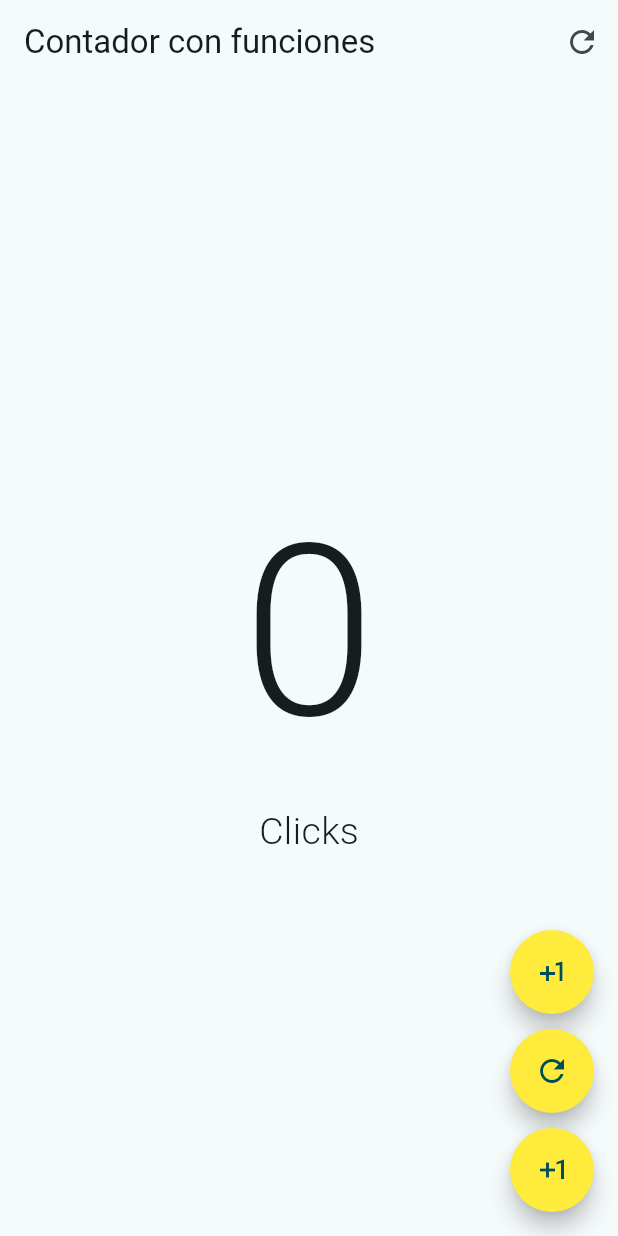
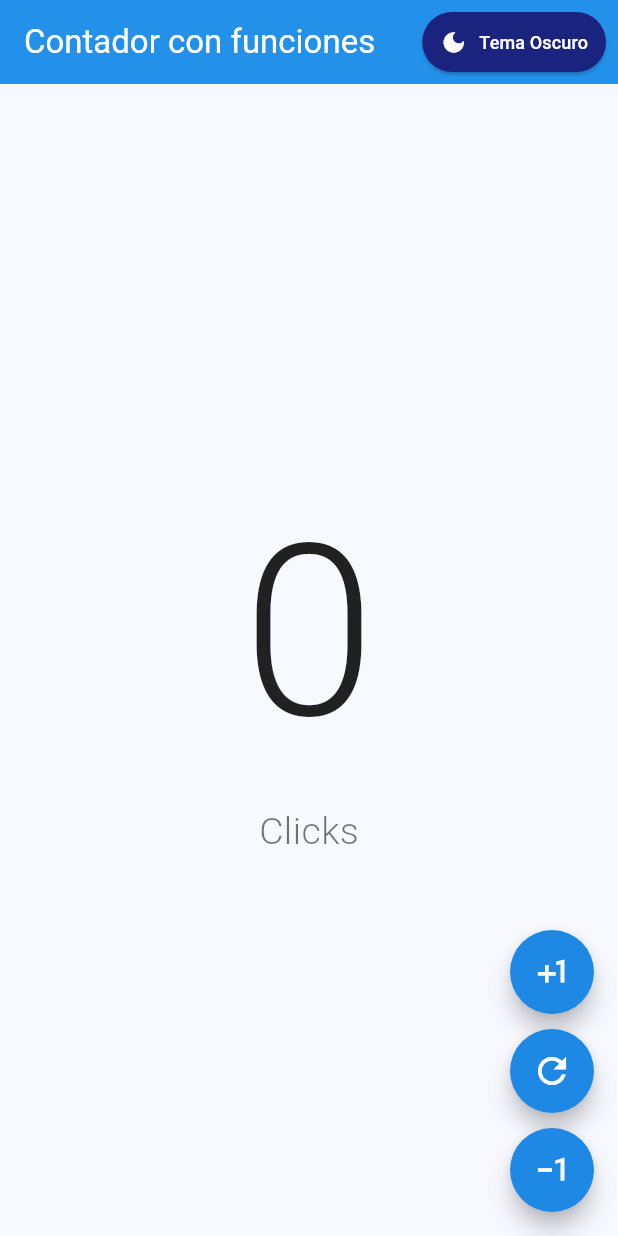
Before and after one commit to richardmijo/pm_f_2025_0510, a Flutter app: the screen it shows after launch, on a phone screen of 412 x 824 dp. Run offline on Flutter 3.47's test engine with Material 3 defaults, Android fonts, the phone set to English and light mode, and no system bars.

Commit message:
cambio temas claro y oscuro

```diff
--- a/semana_03/practica/crorellanaes/lib/main.dart
+++ b/semana_03/practica/crorellanaes/lib/main.dart
@@ -1,23 +1,68 @@
 import 'package:flutter/material.dart';
-
 import 'package:crorellanaes/presentation/screens/counter/counter_fuctions_screen.dart';
+import 'package:crorellanaes/presentation/screens/counter/counter_screen.dart';
 
 void main() {
   runApp(const MyApp());
 }
 
-class MyApp extends StatelessWidget {
+class MyApp extends StatefulWidget {
   const MyApp({super.key});
+
+  @override
+  State<MyApp> createState() => _MyAppState();
+}
+
+class _MyAppState extends State<MyApp> {
+  bool _isDarkMode = false;
+
+  void _toggleTheme() {
+    setState(() {
+      _isDarkMode = !_isDarkMode;
+    });
+  }
 
   @override
   Widget build(BuildContext context) {
     return MaterialApp(
+      title: 'Contador Flutter',
       debugShowCheckedModeBanner: false,
+      themeMode: _isDarkMode ? ThemeMode.dark : ThemeMode.light,
       theme: ThemeData(
         useMaterial3: true,
-        colorSchemeSeed: Colors.grey
+        colorSchemeSeed: Colors.blue,
+        brightness: Brightness.light,
+        appBarTheme: const AppBarTheme(
+          backgroundColor: Colors.blue,
+          foregroundColor: Colors.white,
+          elevation: 4,
+        ),
+        floatingActionButtonTheme: const FloatingActionButtonThemeData(
+          backgroundColor: Colors.blue,
+          foregroundColor: Colors.white,
+        ),
       ),
-      home: CounterFunctionsScreen(),
+      darkTheme: ThemeData(
+        useMaterial3: true,
+        colorSchemeSeed: Colors.blueGrey,
+        brightness: Brightness.dark,
+        appBarTheme: const AppBarTheme(
+          backgroundColor: Colors.blueGrey,
+          foregroundColor: Colors.white,
+          elevation: 4,
+        ),
+        floatingActionButtonTheme: const FloatingActionButtonThemeData(
+          backgroundColor: Colors.blueGrey,
+          foregroundColor: Colors.white,
+        ),
+        scaffoldBackgroundColor: const Color(0xFF121212),
+      ),
+      home: CounterFunctionsScreen(
+        onToggleTheme: _toggleTheme,
+        isDarkMode: _isDarkMode,
+      ),
+      // Para usar CounterScreen, cambia la línea anterior por:
+      // home: CounterScreen(onToggleTheme: _toggleTheme, isDarkMode: _isDarkMode),
     );
   }
 }
--- a/semana_03/practica/crorellanaes/lib/presentation/screens/counter/counter_fuctions_screen.dart
+++ b/semana_03/practica/crorellanaes/lib/presentation/screens/counter/counter_fuctions_screen.dart
@@ -1,7 +1,14 @@
 import 'package:flutter/material.dart';
 
 class CounterFunctionsScreen extends StatefulWidget {
-  const CounterFunctionsScreen({super.key});
+  final VoidCallback onToggleTheme;
+  final bool isDarkMode;
+
+  const CounterFunctionsScreen({
+    super.key,
+    required this.onToggleTheme,
+    required this.isDarkMode,
+  });
 
   @override
   State<CounterFunctionsScreen> createState() => _CounterFunctionsScreenState();
@@ -14,14 +21,32 @@ class _CounterFunctionsScreenState extends State<CounterFunctionsScreen> {
   Widget build(BuildContext context) {
     return Scaffold(
       appBar: AppBar(
-          title: Text("Contador con funciones"),
+        title: const Text("Contador con funciones"),
         actions: [
-            IconButton(
-                onPressed: () {
-                  clickCounter = 0;
-                  setState(() {});
-                },
-                icon: Icon(Icons.refresh)),
+          Container(
+            margin: const EdgeInsets.only(right: 8.0),
+            child: ElevatedButton.icon(
+              onPressed: widget.onToggleTheme,
+              icon: Icon(
+                widget.isDarkMode ? Icons.light_mode : Icons.dark_mode,
+                size: 18,
+              ),
+              label: Text(
+                widget.isDarkMode ? 'Tema Claro' : 'Tema Oscuro',
+                style: const TextStyle(fontSize: 12),
+              ),
+              style: ElevatedButton.styleFrom(
+                backgroundColor: widget.isDarkMode
+                    ? Colors.orange[300]
+                    : Colors.indigo[900],
+                foregroundColor: Colors.white,
+                padding: const EdgeInsets.symmetric(horizontal: 12, vertical: 8),
+                shape: RoundedRectangleBorder(
+                  borderRadius: BorderRadius.circular(20),
+                ),
+              ),
+            ),
+          ),
         ],
       ),
       body: Column(
@@ -30,59 +55,85 @@ class _CounterFunctionsScreenState extends State<CounterFunctionsScreen> {
           Center(
             child: Text(
               '$clickCounter',
-              style: TextStyle(fontSize: 160, fontWeight: FontWeight.w300),
-            )),
+              style: TextStyle(
+                fontSize: 160,
+                fontWeight: FontWeight.w300,
+                color: widget.isDarkMode ? Colors.white : Colors.black87,
+              ),
+            ),
+          ),
           Text(
             'Click${clickCounter == 1 ? '' : 's'}',
-              style: TextStyle(fontSize: 25, fontWeight: FontWeight.w300),
+            style: TextStyle(
+              fontSize: 25,
+              fontWeight: FontWeight.w300,
+              color: widget.isDarkMode ? Colors.white70 : Colors.black54,
+            ),
           )
         ],
       ),
       floatingActionButton: Column(
         mainAxisAlignment: MainAxisAlignment.end,
         children: [
-            CustomButton(icono: Icons.plus_one, onPressed: (){
+          CustomButton(
+            icono: Icons.plus_one,
+            isDarkMode: widget.isDarkMode,
+            onPressed: () {
+              setState(() {
                 clickCounter++;
+              });
+            },
+          ),
+          const SizedBox(height: 10),
+          CustomButton(
+            icono: Icons.refresh_outlined,
+            isDarkMode: widget.isDarkMode,
+            onPressed: () {
               setState(() {
-
+                clickCounter = 0;
               });
-            },),
-            SizedBox(height: 10,),
-            CustomButton(icono: Icons.refresh_outlined, onPressed: (){
-              clickCounter=0;
+            },
+          ),
+          const SizedBox(height: 10),
+          CustomButton(
+            icono: Icons.exposure_minus_1_outlined,
+            isDarkMode: widget.isDarkMode,
+            onPressed: () {
               setState(() {
-
+                if (clickCounter > 0) clickCounter--;
               });
-            },),
-            SizedBox(height: 10,),
-            CustomButton(icono: Icons.exposure_plus_1_outlined, onPressed: (){
-              clickCounter--;
-              setState(() {
-
-              });
-            },),
+            },
+          ),
         ],
-        ));
+      ),
+    );
   }
 }
 
 class CustomButton extends StatelessWidget {
-
   final IconData icono;
-
   final VoidCallback? onPressed;
+  final bool isDarkMode;
 
   const CustomButton({
-    super.key, required this.icono, this.onPressed,
+    super.key,
+    required this.icono,
+    required this.isDarkMode,
+    this.onPressed,
   });
 
   @override
   Widget build(BuildContext context) {
     return FloatingActionButton(
       onPressed: onPressed,
-      backgroundColor: Colors.yellow,
-      shape: StadiumBorder(),
-      child: Icon(icono),
+      backgroundColor: isDarkMode ? Colors.blueGrey[600] : Colors.blue[600],
+      foregroundColor: Colors.white,
+      shape: const StadiumBorder(),
+      elevation: 6,
+      child: Icon(
+        icono,
+        size: 28,
+      ),
     );
   }
 }
```
Also changed, not shown: semana_03/practica/crorellanaes/lib/presentation/screens/counter/counter_screen.dart (+73 -12 lines). Lines whose indentation alone changed are shown as unchanged.
